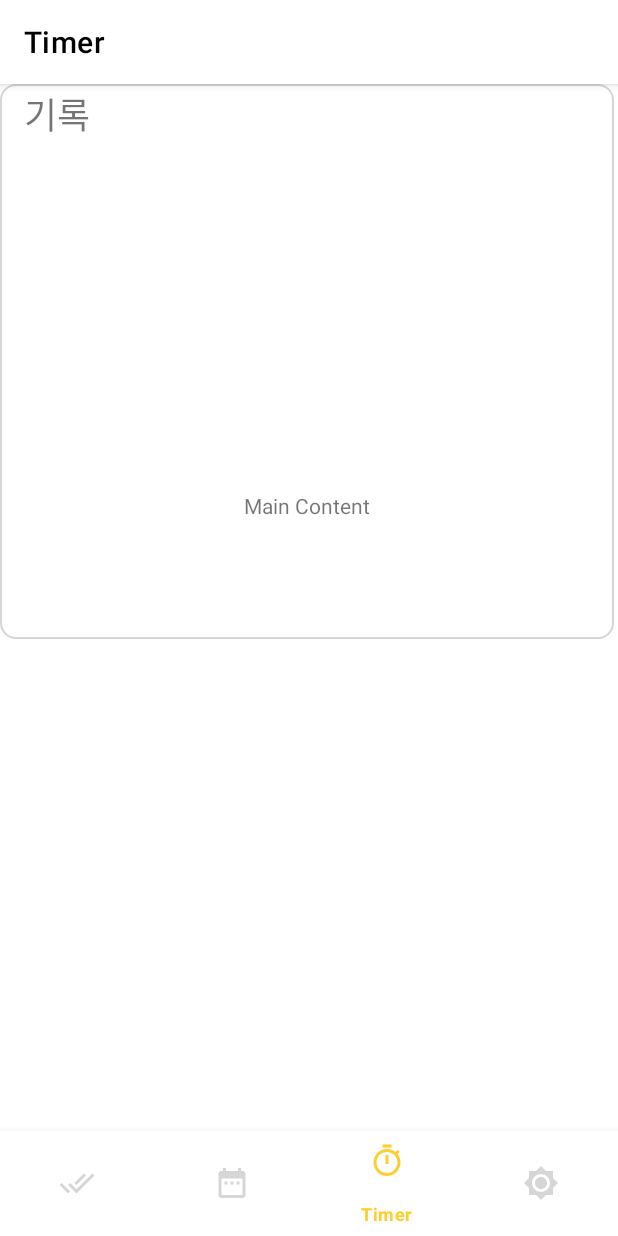
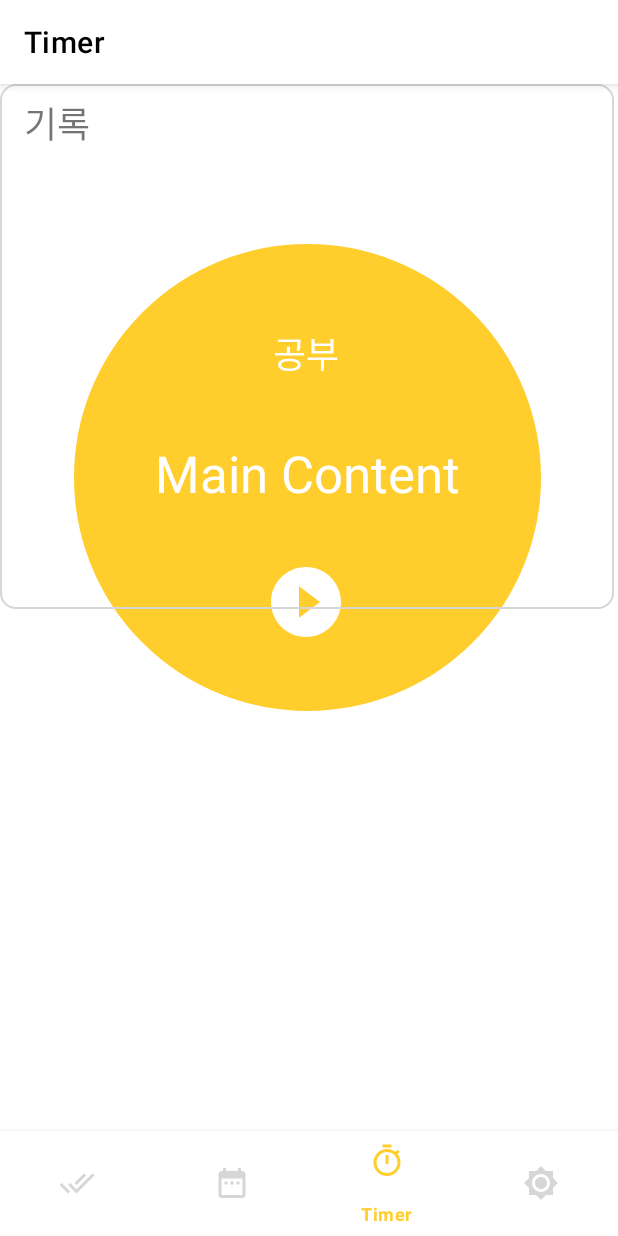
Before and after one commit to jian03/studyNugu, an Android app: the screen it shows after launch (MainActivity), item 3 of the bottom bar chosen, on a phone screen of 412 x 824 dp. Run offline under Robolectric (Android 15) with nearby library versions, the phone set to English and light mode, and no system bars; our stand-ins replace Room's generated code; plain views replace SlidingUpPanelLayout.

Commit message:
timer update - stopwatch 기본 구현 dday update - 패키지로 정리

```diff
--- a/app/src/main/java/com/sonogong/studynugu/Dday.java
+++ b/app/src/main/java/com/sonogong/studynugu/Dday/Dday.java
@@ -1,4 +1,4 @@
-package com.sonogong.studynugu;
+package com.sonogong.studynugu.Dday;
 
 import androidx.room.Entity;
 import androidx.room.PrimaryKey;
--- a/app/src/main/java/com/sonogong/studynugu/DdayAdapter.java
+++ b/app/src/main/java/com/sonogong/studynugu/Dday/DdayAdapter.java
@@ -1,4 +1,4 @@
-package com.sonogong.studynugu;
+package com.sonogong.studynugu.Dday;
 
 import android.content.Context;
 import android.view.LayoutInflater;
@@ -8,6 +8,8 @@ import android.widget.TextView;
 
 import androidx.annotation.NonNull;
 import androidx.recyclerview.widget.RecyclerView;
+
+import com.sonogong.studynugu.R;
 
 import org.jetbrains.annotations.NotNull;
 
@@ -64,7 +66,7 @@ public class DdayAdapter extends RecyclerView.Adapter<DdayAdapter.ViewHolder> {
         }
     }
 
-    DdayAdapter(ArrayList<String> title, ArrayList<String> dday){
+    public DdayAdapter(ArrayList<String> title, ArrayList<String> dday){
         mDataTitle = title;
         mDataDday = dday;
     }
--- a/app/src/main/java/com/sonogong/studynugu/DdayDAO.java
+++ b/app/src/main/java/com/sonogong/studynugu/Dday/DdayDAO.java
@@ -1,4 +1,4 @@
-package com.sonogong.studynugu;
+package com.sonogong.studynugu.Dday;
 
 import androidx.room.Dao;
 import androidx.room.Delete;
--- a/app/src/main/java/com/sonogong/studynugu/DdayDatabase.java
+++ b/app/src/main/java/com/sonogong/studynugu/Dday/DdayDatabase.java
@@ -1,4 +1,4 @@
-package com.sonogong.studynugu;
+package com.sonogong.studynugu.Dday;
 
 import androidx.room.Database;
 import androidx.room.RoomDatabase;
--- a/app/src/main/java/com/sonogong/studynugu/TimerFragment.java
+++ b/app/src/main/java/com/sonogong/studynugu/TimerFragment.java
@@ -1,22 +1,35 @@
 package com.sonogong.studynugu;
 
+import android.graphics.drawable.Drawable;
 import android.os.Bundle;
 
 import androidx.annotation.NonNull;
 import androidx.annotation.Nullable;
 import androidx.fragment.app.Fragment;
 
+import android.os.Handler;
+import android.os.Message;
+import android.os.SystemClock;
 import android.view.LayoutInflater;
 import android.view.View;
 import android.view.ViewGroup;
-import android.widget.AdapterView;
-import android.widget.ArrayAdapter;
-import android.widget.ListView;
-import android.widget.Toast;
+import android.widget.ImageButton;
+import android.widget.TextView;
 
 public class TimerFragment extends Fragment {
 
     ViewGroup viewGroup;
+    ImageButton play_pause;
+    TextView stopwatch;
+    boolean i = true;
+
+    final static int Init = 0;
+    final static int Run = 1;
+    final static int Pause = 2;
+
+    int cur_Status = Init;
+    long myBaseTime;
+    long myPauseTime;
 
     @Nullable
     @Override
@@ -25,8 +38,64 @@ public class TimerFragment extends Fragment {
         // Inflate the layout for this fragment
         View v = inflater.inflate(R.layout.fragment_timer, container, false);
 
+        play_pause = v.findViewById(R.id.play_pause);
+        stopwatch = v.findViewById(R.id.stopwatch);
+        play_pause.setOnClickListener(new View.OnClickListener() {
+            @Override
+            public void onClick(View v) {
+                switch (cur_Status){
+                    case Init: {
+                        myBaseTime = SystemClock.elapsedRealtime();
+                        System.out.println(myBaseTime);
+                        myTimer.sendEmptyMessage(0);
+                        cur_Status = Run;
+                        break;
+                    }
+                    case Run:{
+                        myTimer.removeMessages(0);
+                        myPauseTime = SystemClock.elapsedRealtime();
+                        cur_Status = Pause;
+                        break;
+                    }
+                    case Pause:{
+                        long now = SystemClock.elapsedRealtime();
+                        myTimer.sendEmptyMessage(0);
+                        myBaseTime += (now-myPauseTime);
+                        cur_Status = Run;
+                        break;
+                    }
+                }
+                if(i == true){
+                    Drawable drawable = getResources().getDrawable(R.drawable.ic_pause, null);
+                    play_pause.setImageDrawable(drawable);
 
+                    i = false;
+                }else{
+                    Drawable drawable = getResources().getDrawable(R.drawable.ic_play, null);
+                    play_pause.setImageDrawable(drawable);
+                    i = true;
+                }
+            }
+        });
 
         return v;
     }
+
+    Handler myTimer = new Handler(){
+        public void handleMessage(Message msg){
+            stopwatch.setText(getTimeOut());
+
+            //sendEmptyMessage 는 비어있는 메세지를 Handler 에게 전송하는겁니다.
+            myTimer.sendEmptyMessage(0);
+        }
+    };
+    //현재시간을 계속 구해서 출력하는 메소드
+    String getTimeOut(){
+        long now = SystemClock.elapsedRealtime(); //애플리케이션이 실행되고나서 실제로 경과된 시간(??)^^;
+        long outTime = now - myBaseTime;
+        String easy_outTime = String.format("%02d:%02d:%02d", outTime/1000 / 60, (outTime/1000)%60,(outTime%1000)/10);
+        return easy_outTime;
+
+    }
+
 }
--- /dev/null
+++ b/app/src/main/res/drawable/ic_pause.xml
@@ -0,0 +1,10 @@
+<vector xmlns:android="http://schemas.android.com/apk/res/android"
+    android:width="56dp"
+    android:height="56dp"
+    android:viewportWidth="24"
+    android:viewportHeight="24"
+    android:tint="?attr/colorControlNormal">
+  <path
+      android:fillColor="@android:color/white"
+      android:pathData="M12,2C6.48,2 2,6.48 2,12s4.48,10 10,10 10,-4.48 10,-10S17.52,2 12,2zM11,16L9,16L9,8h2v8zM15,16h-2L13,8h2v8z"/>
+</vector>
--- /dev/null
+++ b/app/src/main/res/drawable/ic_play.xml
@@ -0,0 +1,10 @@
+<vector xmlns:android="http://schemas.android.com/apk/res/android"
+    android:width="56dp"
+    android:height="56dp"
+    android:viewportWidth="24"
+    android:viewportHeight="24"
+    android:tint="?attr/colorControlNormal">
+  <path
+      android:fillColor="@android:color/white"
+      android:pathData="M12,2C6.48,2 2,6.48 2,12s4.48,10 10,10 10,-4.48 10,-10S17.52,2 12,2zM10,16.5v-9l6,4.5 -6,4.5z"/>
+</vector>
--- /dev/null
+++ b/app/src/main/res/drawable/timer_circle.xml
@@ -0,0 +1,7 @@
+<?xml version="1.0" encoding="utf-8"?>
+
+<shape xmlns:android="http://schemas.android.com/apk/res/android" android:shape="oval">
+    <solid android:color="@color/iconSelect"/>
+    <stroke android:width="3dp" android:color="@color/iconSelect"/>
+    <size android:width="350dp" android:height="350dp"/>
+</shape>
--- a/app/src/main/res/layout/dday_item.xml
+++ b/app/src/main/res/layout/dday_item.xml
@@ -10,7 +10,7 @@
         android:layout_width="180dp"
         android:layout_height="150dp"
         android:layout_margin="8dp"
-        android:background="@drawable/all_corner_radius">
+        android:background="@drawable/dday_item_corner_radius">
 
         <TextView
             android:id="@+id/titleItem"
--- a/app/src/main/res/layout/fragment_timer.xml
+++ b/app/src/main/res/layout/fragment_timer.xml
@@ -10,7 +10,7 @@
     app:umanoOverlay="false"
     app:umanoPanelHeight="70dp"
     app:umanoParallaxOffset="200dp"
-    app:umanoScrollableView="@id/listView"
+    app:umanoScrollableView="@id/timerList"
     app:umanoShadowHeight="10dp"
     tools:context=".MainActivity">
     <!-- gravity 를 bottom으로 하면 아래에서 위로 드래그, top으로 하면 위에서 아래로 드래그 할 수 있다.
@@ -24,7 +24,19 @@
         android:layout_width="match_parent"
         android:layout_height="match_parent">
 
+        <ImageView
+            android:id="@+id/imageView"
+            android:layout_width="327dp"
+            android:layout_height="311dp"
+            app:layout_constraintBottom_toBottomOf="parent"
+            app:layout_constraintEnd_toEndOf="parent"
+            app:layout_constraintStart_toStartOf="parent"
+            app:layout_constraintTop_toTopOf="parent"
+            app:layout_constraintVertical_bias="0.426"
+            app:srcCompat="@drawable/timer_circle" />
+
         <TextView
+            android:id="@+id/stopwatch"
             android:layout_width="wrap_content"
             android:layout_height="wrap_content"
             android:layout_marginStart="8dp"
@@ -32,10 +44,48 @@
             android:layout_marginEnd="8dp"
             android:layout_marginBottom="8dp"
             android:text="Main Content"
+            android:gravity="center_horizontal"
+            android:textColor="@color/white"
+            android:textSize="34sp"
             app:layout_constraintBottom_toBottomOf="parent"
             app:layout_constraintEnd_toEndOf="parent"
             app:layout_constraintStart_toStartOf="parent"
-            app:layout_constraintTop_toTopOf="parent" />
+            app:layout_constraintTop_toTopOf="parent"
+            app:layout_constraintVertical_bias="0.457" />
+
+        <EditText
+            android:id="@+id/editTextTextPersonName"
+            android:layout_width="136dp"
+            android:layout_height="40dp"
+            android:layout_marginBottom="37dp"
+            android:background="@null"
+            android:ems="10"
+            android:gravity="center|center_horizontal"
+            android:hint="저장할 이름"
+            android:inputType="textPersonName"
+            android:text="공부"
+            android:textColor="@color/white"
+            android:textSize="24sp"
+            app:layout_constraintBottom_toTopOf="@+id/stopwatch"
+            app:layout_constraintEnd_toEndOf="parent"
+            app:layout_constraintHorizontal_bias="0.498"
+            app:layout_constraintStart_toStartOf="parent"
+            app:layout_constraintTop_toTopOf="parent"
+            app:layout_constraintVertical_bias="1.0" />
+
+        <ImageButton
+            android:id="@+id/play_pause"
+            android:layout_width="56dp"
+            android:layout_height="56dp"
+            android:background="@null"
+            android:tint="@color/white"
+            app:layout_constraintBottom_toBottomOf="parent"
+            app:layout_constraintEnd_toEndOf="parent"
+            app:layout_constraintHorizontal_bias="0.498"
+            app:layout_constraintStart_toStartOf="parent"
+            app:layout_constraintTop_toBottomOf="@+id/stopwatch"
+            app:layout_constraintVertical_bias="0.159"
+            app:srcCompat="@drawable/ic_play" />
 
     </androidx.constraintlayout.widget.ConstraintLayout>
 
@@ -44,20 +94,21 @@
         android:id="@+id/dragView"
         android:layout_width="match_parent"
         android:layout_height="wrap_content"
-        android:background="@drawable/all_corner_radius"
+        android:background="@drawable/dday_item_corner_radius"
         android:clickable="true"
         android:focusable="false"
         android:orientation="vertical">
 
         <LinearLayout
             android:layout_width="match_parent"
-            android:layout_height="70dp"
+            android:layout_height="50dp"
             android:orientation="vertical">
 
             <TextView
                 android:layout_width="wrap_content"
                 android:layout_height="wrap_content"
-                android:layout_marginTop="2dp"
+                android:layout_marginTop="8dp"
+                android:layout_marginRight="8dp"
                 android:paddingLeft="16sp"
                 android:text="기록"
                 android:textSize="24sp" />
@@ -65,12 +116,12 @@
         </LinearLayout>
 
         <!-- 스크롤 해서 보여줄 부분은 listview 또는 custom listview 또는 recyclerview를 사용 -->
-        <ListView
-            android:id="@+id/listView"
+        <androidx.recyclerview.widget.RecyclerView
+            android:id="@+id/timerList"
             android:layout_width="match_parent"
             android:layout_height="300dp">
 
-        </ListView>
+        </androidx.recyclerview.widget.RecyclerView>
 
     </LinearLayout>
 
```
Also changed, not shown: app/src/main/java/com/sonogong/studynugu/Dday/DdayAddDialog.java (renamed from app/src/main/java/com/sonogong/studynugu/DdayAddDialog.java, +6 -1 lines), app/src/main/java/com/sonogong/studynugu/DdayFragment.java (+4 -3 lines), app/src/main/res/drawable/timer_background_corner_radius.xml (added, +13 -0 lines), app/src/main/res/drawable-v24/dday_item_corner_radius.xml (renamed from app/src/main/res/drawable-v24/all_corner_radius.xml).
